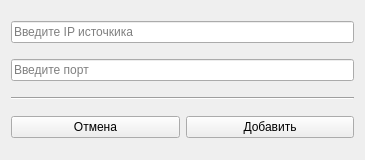
This is network/newudpconnection.ui in lilGnida/PaperPlane as Qt 5 draws it before an edit. The edited form follows.
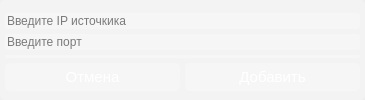
This is the edited form. Custom widgets are drawn as their Qt base class.

```diff
--- a/network/newudpconnection.ui
+++ b/network/newudpconnection.ui
@@ -7,27 +7,114 @@
     <x>0</x>
     <y>0</y>
     <width>365</width>
-    <height>160</height>
+    <height>100</height>
    </rect>
   </property>
   <property name="minimumSize">
    <size>
     <width>365</width>
-    <height>160</height>
+    <height>100</height>
    </size>
   </property>
   <property name="maximumSize">
    <size>
     <width>365</width>
-    <height>140</height>
+    <height>100</height>
    </size>
   </property>
   <property name="windowTitle">
    <string>Form</string>
   </property>
+  <property name="styleSheet">
+   <string notr="true">QWidjet
+{
+	border-radius: 5px;
+}
+
+QFrame
+{
+	background-color: rgba(255,255,255,70);
+	border-radius: 5px;
+}
+
+QLineEdit
+{
+	background-color: rgba(255,255,255,70);
+	border-radius: 3px;
+}
+
+QPushButton
+{
+	background-color: rgba(255, 255, 255, 70);
+	color: #fff;
+	font-size: 15px;
+	border: none;
+	border-radius: 5px;
+	padding: 5px;
+}
+
+QPushButton::pressed
+{
+	background-color: rgba(255,255,255,50);
+}</string>
+  </property>
   <layout class="QHBoxLayout" name="horizontalLayout_2">
+   <property name="spacing">
+    <number>0</number>
+   </property>
+   <property name="leftMargin">
+    <number>0</number>
+   </property>
+   <property name="topMargin">
+    <number>0</number>
+   </property>
+   <property name="rightMargin">
+    <number>0</number>
+   </property>
+   <property name="bottomMargin">
+    <number>0</number>
+   </property>
+   <item>
+    <widget class="QFrame" name="frame">
+     <property name="frameShape">
+      <enum>QFrame::StyledPanel</enum>
+     </property>
+     <property name="frameShadow">
+      <enum>QFrame::Raised</enum>
+     </property>
+     <property name="lineWidth">
+      <number>0</number>
+     </property>
+     <layout class="QVBoxLayout" name="verticalLayout_2">
+      <property name="spacing">
+       <number>0</number>
+      </property>
+      <property name="leftMargin">
+       <number>0</number>
+      </property>
+      <property name="topMargin">
+       <number>0</number>
+      </property>
+      <property name="rightMargin">
+       <number>0</number>
+      </property>
+      <property name="bottomMargin">
+       <number>0</number>
+      </property>
    <item>
     <layout class="QVBoxLayout" name="verticalLayout">
+        <property name="spacing">
+         <number>5</number>
+        </property>
+        <property name="leftMargin">
+         <number>5</number>
+        </property>
+        <property name="topMargin">
+         <number>5</number>
+        </property>
+        <property name="rightMargin">
+         <number>5</number>
+        </property>
      <item>
       <widget class="NetworkLineEdit" name="ip_lineEdit">
        <property name="placeholderText">
@@ -51,6 +138,15 @@
      </item>
      <item>
       <layout class="QHBoxLayout" name="horizontalLayout">
+          <property name="spacing">
+           <number>5</number>
+          </property>
+          <property name="leftMargin">
+           <number>0</number>
+          </property>
+          <property name="rightMargin">
+           <number>0</number>
+          </property>
        <item>
         <widget class="QPushButton" name="cancelButton">
          <property name="text">
@@ -71,6 +167,9 @@
    </item>
   </layout>
  </widget>
+   </item>
+  </layout>
+ </widget>
  <customwidgets>
   <customwidget>
    <class>NetworkLineEdit</class>
```
Left out of the diff: 2 changed lines with no effect on the pictures. Lines whose indentation alone changed are shown as unchanged.
